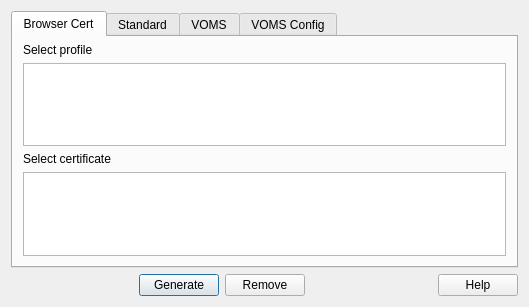
Before: the Qt Designer form src/common/proxywindow.ui in jonaslindemann/arc-gui-clients, drawn with Qt 5.
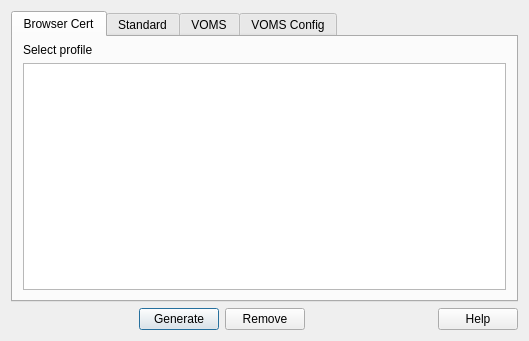
After: the same form once the commit is applied.

What changed in the file:
```diff
--- a/src/common/proxywindow.ui
+++ b/src/common/proxywindow.ui
@@ -10,7 +10,7 @@
     <x>0</x>
     <y>0</y>
     <width>529</width>
-    <height>307</height>
+    <height>341</height>
    </rect>
   </property>
   <property name="sizePolicy">
@@ -69,16 +69,6 @@
              </item>
             </layout>
            </item>
-           <item>
-            <widget class="QLabel" name="NSSCertListLabel">
-             <property name="text">
-              <string>Select certificate</string>
-             </property>
-            </widget>
-           </item>
-           <item>
-            <widget class="QListWidget" name="NSSCertList"/>
-           </item>
           </layout>
          </item>
         </layout>
```
